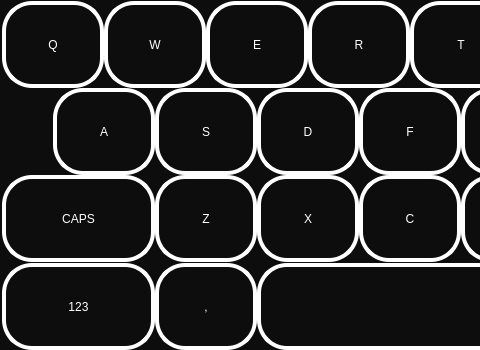
Old version of the form Raspberry QT/Keyboard.ui in the repository lukaszwazny/E-kiosk; both pictures show x 0 to 480 and y 0 to 350 of the 1024 by 350 pixel window.
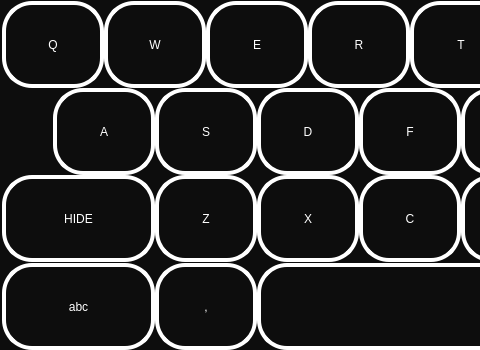
New version of the form.

The edit to the form file:
```diff
--- a/Raspberry QT/Keyboard.ui
+++ b/Raspberry QT/Keyboard.ui
@@ -654,17 +654,26 @@
     </rect>
    </property>
    <property name="styleSheet">
-    <string notr="true">background-color: rgb(13, 13, 13);
+    <string notr="true">QPushButton#CAPS
+{ 
+background-color: rgb(13, 13, 13);
 border-style: solid;
 border-width:4px;
 border-radius:30px;
 border-color: white;
 
 font: 75 30pt &quot;Tahoma&quot;;
-color: rgb(255, 255, 255);</string>
+color: rgb(255, 255, 255);
+ } 
+QPushButton#CAPS:pressed 
+{ 
+background-color:white; 
+color: rgb(0, 0, 0);
+border-color: rgb(13,13,13);
+}</string>
    </property>
    <property name="text">
-    <string>CAPS</string>
+    <string>HIDE</string>
    </property>
   </widget>
   <widget class="QPushButton" name="BACKSPACE">
@@ -700,17 +709,26 @@
     </rect>
    </property>
    <property name="styleSheet">
-    <string notr="true">background-color: rgb(13, 13, 13);
+    <string notr="true">QPushButton#NUMERYCZNA
+{ 
+background-color: rgb(13, 13, 13);
 border-style: solid;
 border-width:4px;
 border-radius:30px;
 border-color: white;
 
 font: 75 30pt &quot;Tahoma&quot;;
-color: rgb(255, 255, 255);</string>
+color: rgb(255, 255, 255);
+ } 
+QPushButton#NUMERYCZNA:pressed 
+{ 
+background-color:white; 
+color: rgb(0, 0, 0);
+border-color: rgb(13,13,13);
+}</string>
    </property>
    <property name="text">
-    <string>123</string>
+    <string>abc</string>
    </property>
   </widget>
   <widget class="QPushButton" name="PRZECINEK">
```
Left out of the diff: 364 changed lines with no effect on the pictures.
